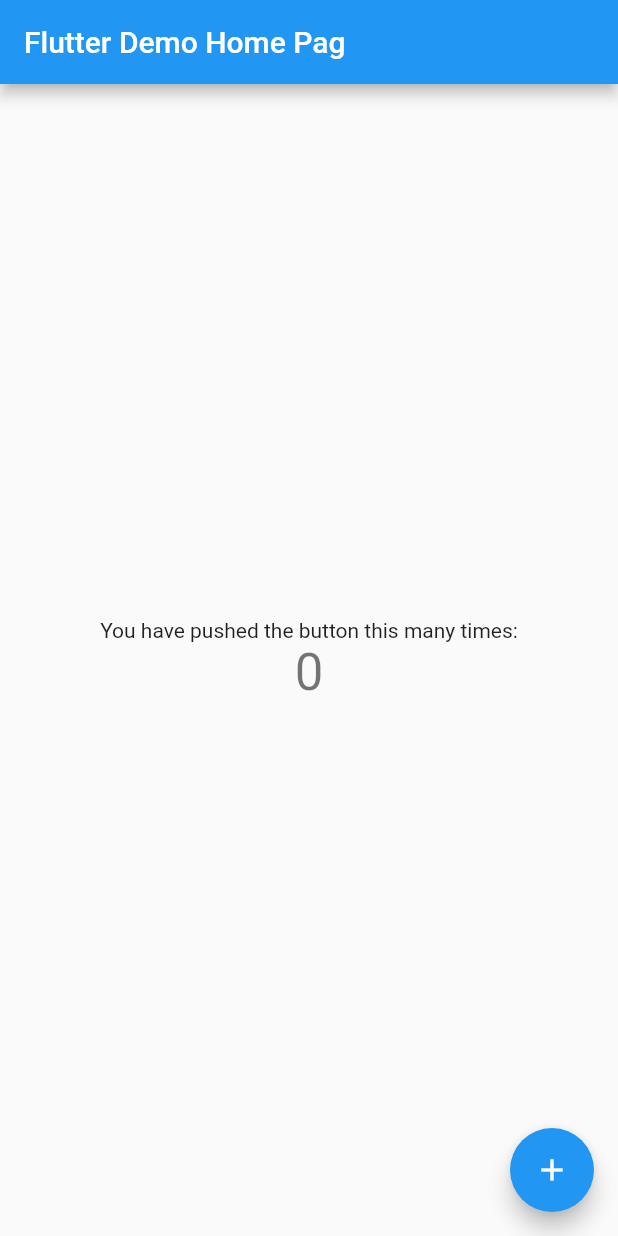
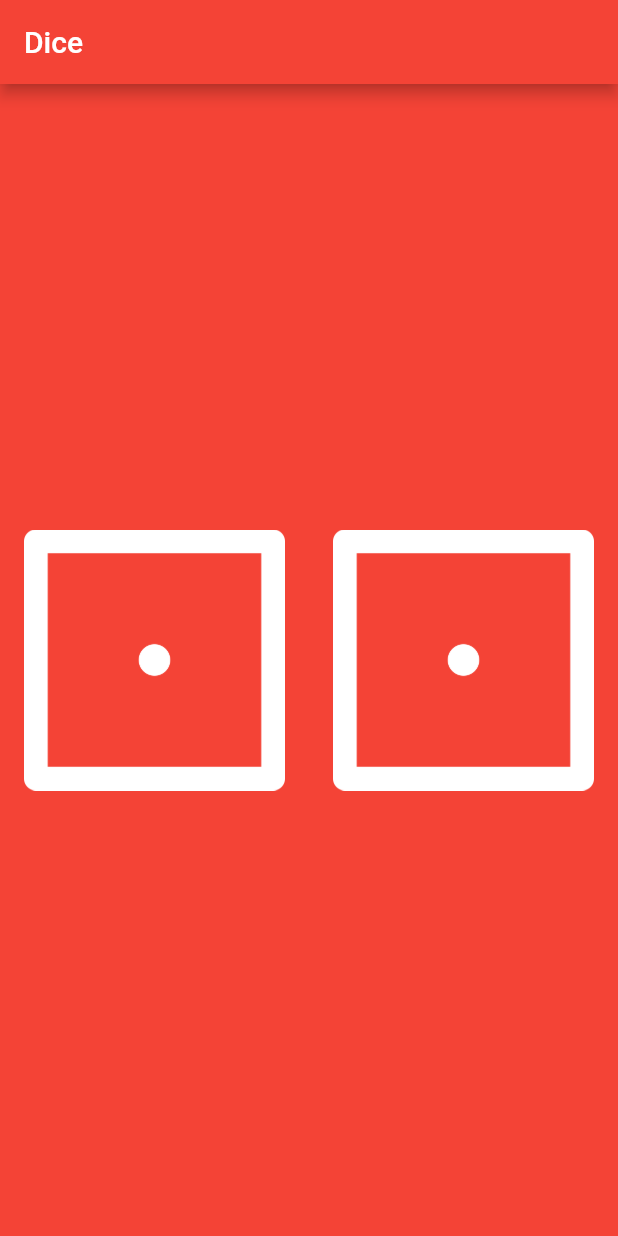
Before and after one commit to jbty/flutter_dice, a Flutter app: the screen it shows after launch, on a phone screen of 412 x 824 dp. Run offline on Flutter 3.47's test engine with Material 2 defaults, Android fonts, the phone set to English and light mode, and no system bars.

Commit message:
finish project

```diff
--- a/lib/main.dart
+++ b/lib/main.dart
@@ -1,117 +1,65 @@
+import 'dart:math';
+
 import 'package:flutter/material.dart';
 
 void main() {
-  runApp(MyApp());
+  return runApp(
+    MaterialApp(
+      home: Scaffold(
+        backgroundColor: Colors.red,
+        appBar: AppBar(
+          title: Text('Dice'),
+          backgroundColor: Colors.red,
+        ),
+        body: DicePage(),
+      ),
+    ),
+  );
 }
 
-class MyApp extends StatelessWidget {
-  // This widget is the root of your application.
+class DicePage extends StatefulWidget {
   @override
-  Widget build(BuildContext context) {
-    return MaterialApp(
-      title: 'Flutter Demo',
-      theme: ThemeData(
-        // This is the theme of your application.
-        //
-        // Try running your application with "flutter run". You'll see the
-        // application has a blue toolbar. Then, without quitting the app, try
-        // changing the primarySwatch below to Colors.green and then invoke
-        // "hot reload" (press "r" in the console where you ran "flutter run",
-        // or simply save your changes to "hot reload" in a Flutter IDE).
-        // Notice that the counter didn't reset back to zero; the application
-        // is not restarted.
-        primarySwatch: Colors.blue,
-        // This makes the visual density adapt to the platform that you run
-        // the app on. For desktop platforms, the controls will be smaller and
-        // closer together (more dense) than on mobile platforms.
-        visualDensity: VisualDensity.adaptivePlatformDensity,
-      ),
-      home: MyHomePage(title: 'Flutter Demo Home Pag'),
-    );
-  }
+  _DicePageState createState() => _DicePageState();
 }
 
-class MyHomePage extends StatefulWidget {
-  MyHomePage({Key key, this.title}) : super(key: key);
+class _DicePageState extends State<DicePage> {
+  int leftDiceNumber = 1;
+  int rightDiceNumber = 1;
 
-  // This widget is the home page of your application. It is stateful, meaning
-  // that it has a State object (defined below) that contains fields that affect
-  // how it looks.
-
-  // This class is the configuration for the state. It holds the values (in this
-  // case the title) provided by the parent (in this case the App widget) and
-  // used by the build method of the State. Fields in a Widget subclass are
-  // always marked "final".
-
-  final String title;
-
-  @override
-  _MyHomePageState createState() => _MyHomePageState();
-}
-
-class _MyHomePageState extends State<MyHomePage> {
-  int _counter = 0;
-
-  void _incrementCounter() {
+  void genRandomDices() {
     setState(() {
-      // This call to setState tells the Flutter framework that something has
-      // changed in this State, which causes it to rerun the build method below
-      // so that the display can reflect the updated values. If we changed
-      // _counter without calling setState(), then the build method would not be
-      // called again, and so nothing would appear to happen.
-      _counter++;
+      leftDiceNumber = Random().nextInt(6) + 1;
+      rightDiceNumber = Random().nextInt(6) + 1;
     });
   }
 
   @override
   Widget build(BuildContext context) {
-    // This method is rerun every time setState is called, for instance as done
-    // by the _incrementCounter method above.
-    //
-    // The Flutter framework has been optimized to make rerunning build methods
-    // fast, so that you can just rebuild anything that needs updating rather
-    // than having to individually change instances of widgets.
-    return Scaffold(
-      appBar: AppBar(
-        // Here we take the value from the MyHomePage object that was created by
-        // the App.build method, and use it to set our appbar title.
-        title: Text(widget.title),
+    return Center(
+      child: Row(
+        children: <Widget>[
+          Expanded(
+            child: FlatButton(
+              onPressed: () {
+                genRandomDices();
+              },
+              child: Image.asset(
+                "images/dice$leftDiceNumber.png",
+              ),
+            ),
+          ),
+          Expanded(
+            child: FlatButton(
+              onPressed: () {
+                genRandomDices();
+              },
+              child: Image.asset(
+                "images/dice$rightDiceNumber.png",
+              ),
+            ),
+          ),
+        ],
       ),
-      body: Center(
-        // Center is a layout widget. It takes a single child and positions it
-        // in the middle of the parent.
-        child: Column(
-          // Column is also a layout widget. It takes a list of children and
-          // arranges them vertically. By default, it sizes itself to fit its
-          // children horizontally, and tries to be as tall as its parent.
-          //
-          // Invoke "debug painting" (press "p" in the console, choose the
-          // "Toggle Debug Paint" action from the Flutter Inspector in Android
-          // Studio, or the "Toggle Debug Paint" command in Visual Studio Code)
-          // to see the wireframe for each widget.
-          //
-          // Column has various properties to control how it sizes itself and
-          // how it positions its children. Here we use mainAxisAlignment to
-          // center the children vertically; the main axis here is the vertical
-          // axis because Columns are vertical (the cross axis would be
-          // horizontal).
-          mainAxisAlignment: MainAxisAlignment.center,
-          children: <Widget>[
-            Text(
-              'You have pushed the button this many times:',
-            ),
-            Text(
-              '$_counter',
-              style: Theme.of(context).textTheme.headline4,
-            ),
-          ],
-        ),
-      ),
-      floatingActionButton: FloatingActionButton(
-        onPressed: _incrementCounter,
-        tooltip: 'Increment',
-        child: Icon(Icons.add),
-      ), // This trailing comma makes auto-formatting nicer for build methods.
     );
   }
 }
--- a/pubspec.yaml
+++ b/pubspec.yaml
@@ -45,8 +45,8 @@ flutter:
   uses-material-design: true
 
   # To add assets to your application, add an assets section, like this:
-  # assets:
-  #   - images/a_dot_burr.jpeg
+  assets:
+    - images/
   #   - images/a_dot_ham.jpeg
 
   # An image asset can refer to one or more resolution-specific "variants", see
```
Also changed, not shown: images/dice1.png (added), images/dice2.png (added), images/dice3.png (added), images/dice4.png (added), images/dice5.png (added), images/dice6.png (added), 1 other file.
